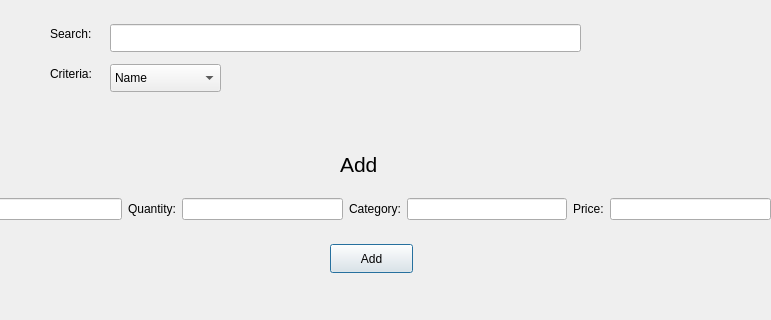
Hamdy410/CS2_lab_finalProject, file cs2_lab_final_project/inventoryform.ui: the form before one commit; both pictures show x 100 to 871 and y 326 to 646 of the 1158 by 646 pixel window.
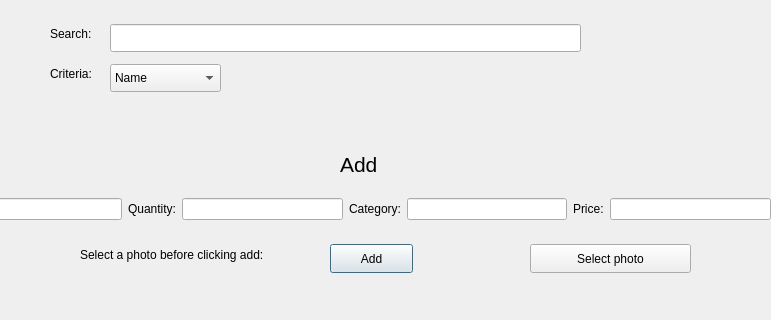
The form after the commit.

Commit message: now we can add and display photos for the items

The edit to the form file:
```diff
--- a/cs2_lab_final_project/inventoryform.ui
+++ b/cs2_lab_final_project/inventoryform.ui
@@ -224,6 +224,32 @@
     <string>Go back</string>
    </property>
   </widget>
+  <widget class="QPushButton" name="pushButtonSelectPhoto">
+   <property name="geometry">
+    <rect>
+     <x>630</x>
+     <y>570</y>
+     <width>161</width>
+     <height>29</height>
+    </rect>
+   </property>
+   <property name="text">
+    <string>Select photo</string>
+   </property>
+  </widget>
+  <widget class="QLabel" name="label_11">
+   <property name="geometry">
+    <rect>
+     <x>180</x>
+     <y>560</y>
+     <width>251</width>
+     <height>41</height>
+    </rect>
+   </property>
+   <property name="text">
+    <string>Select a photo before clicking add:</string>
+   </property>
+  </widget>
   <widget class="QWidget" name="">
    <property name="geometry">
     <rect>
```
The commit also changes 2 other files.
